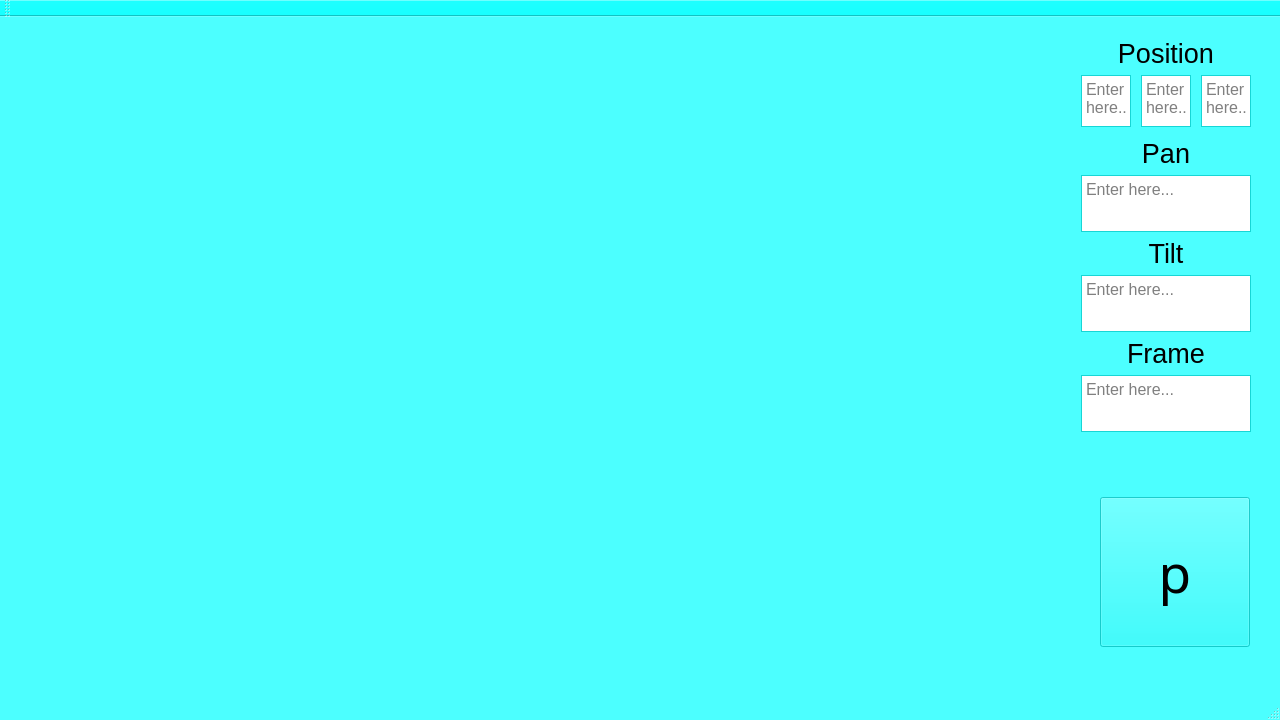
First picture: the form in FinalProjectChaos/MainUI.ui, repository FlyMilk1/Yordan_ChaosCamp, before the edit.
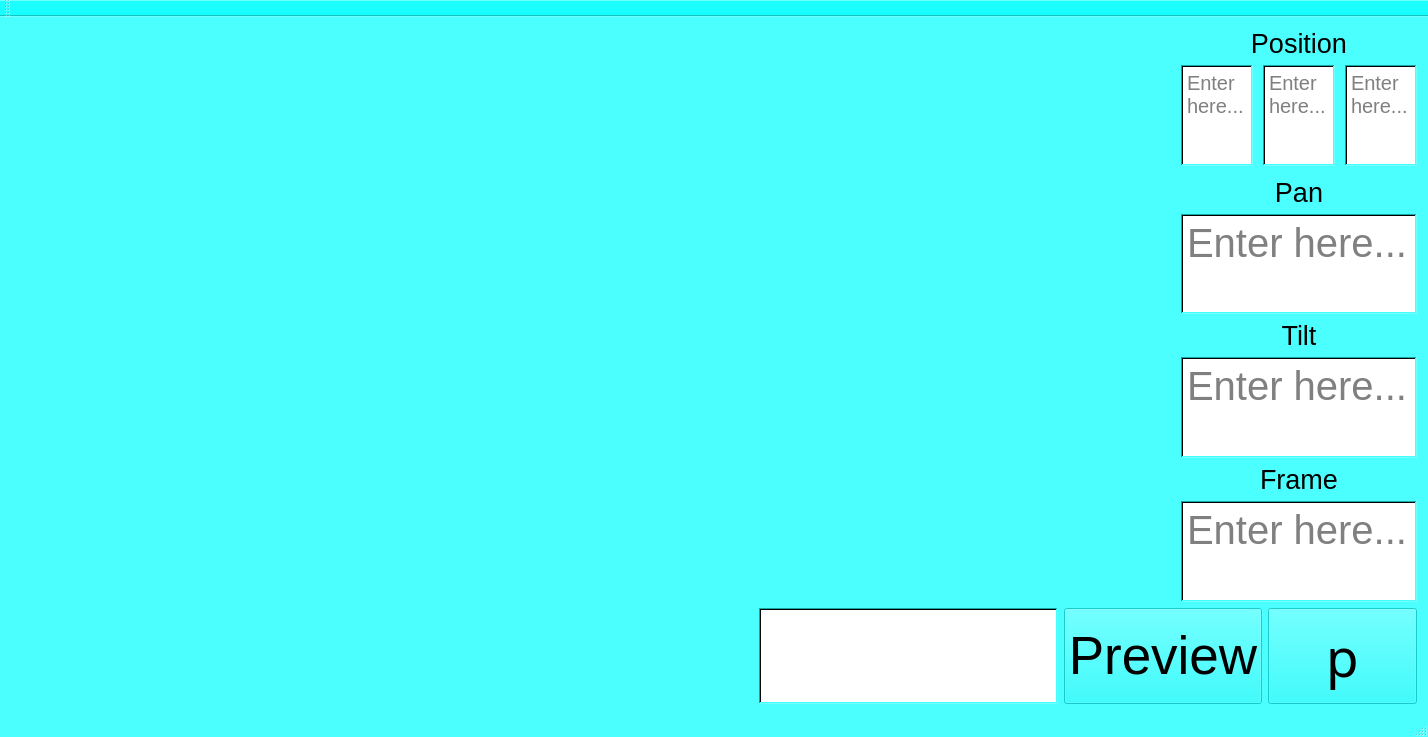
Second picture: the form after the edit.

Commit message: Added frame previewing and animation sequence generator to Final Project

Diff of the .ui file:
```diff
--- a/FinalProjectChaos/MainUI.ui
+++ b/FinalProjectChaos/MainUI.ui
@@ -6,10 +6,22 @@
    <rect>
     <x>0</x>
     <y>0</y>
-    <width>1280</width>
-    <height>720</height>
+    <width>1428</width>
+    <height>737</height>
    </rect>
   </property>
+  <property name="sizePolicy">
+   <sizepolicy hsizetype="Expanding" vsizetype="Expanding">
+    <horstretch>0</horstretch>
+    <verstretch>0</verstretch>
+   </sizepolicy>
+  </property>
+  <property name="minimumSize">
+   <size>
+    <width>0</width>
+    <height>737</height>
+   </size>
+  </property>
   <property name="palette">
    <palette>
     <active>
@@ -483,18 +495,47 @@
    <string>MainUI</string>
   </property>
   <widget class="QWidget" name="centralWidget">
-   <widget class="QWidget" name="verticalLayoutWidget">
-    <property name="geometry">
-     <rect>
-      <x>1070</x>
-      <y>10</y>
-      <width>192</width>
-      <height>418</height>
-     </rect>
-    </property>
+   <property name="enabled">
+    <bool>true</bool>
+   </property>
+   <property name="sizePolicy">
+    <sizepolicy hsizetype="Expanding" vsizetype="Expanding">
+     <horstretch>0</horstretch>
+     <verstretch>0</verstretch>
+    </sizepolicy>
+   </property>
+   <property name="layoutDirection">
+    <enum>Qt::LayoutDirection::LeftToRight</enum>
+   </property>
+   <property name="autoFillBackground">
+    <bool>false</bool>
+   </property>
+   <layout class="QVBoxLayout" name="verticalLayout_4" stretch="6,1">
+    <item>
+     <layout class="QHBoxLayout" name="horizontalLayout_5" stretch="5,1">
+      <property name="spacing">
+       <number>6</number>
+      </property>
+      <property name="sizeConstraint">
+       <enum>QLayout::SizeConstraint::SetMinimumSize</enum>
+      </property>
+      <item>
+       <widget class="QLabel" name="imageLabel">
+        <property name="sizePolicy">
+         <sizepolicy hsizetype="Expanding" vsizetype="Expanding">
+          <horstretch>0</horstretch>
+          <verstretch>0</verstretch>
+         </sizepolicy>
+        </property>
+        <property name="text">
+         <string/>
+        </property>
+       </widget>
+      </item>
+      <item>
     <layout class="QVBoxLayout" name="verticalLayout">
      <property name="sizeConstraint">
-      <enum>QLayout::SizeConstraint::SetDefaultConstraint</enum>
+         <enum>QLayout::SizeConstraint::SetMinimumSize</enum>
      </property>
      <item>
       <widget class="QLabel" name="label">
@@ -506,6 +547,12 @@
        <property name="autoFillBackground">
         <bool>false</bool>
        </property>
+          <property name="frameShape">
+           <enum>QFrame::Shape::NoFrame</enum>
+          </property>
+          <property name="frameShadow">
+           <enum>QFrame::Shadow::Raised</enum>
+          </property>
        <property name="text">
         <string>Position</string>
        </property>
@@ -532,12 +579,15 @@
         <widget class="QTextEdit" name="xPosComp">
          <property name="font">
           <font>
-           <pointsize>12</pointsize>
+              <pointsize>15</pointsize>
           </font>
          </property>
          <property name="cursor" stdset="0">
           <cursorShape>PointingHandCursor</cursorShape>
          </property>
+            <property name="frameShape">
+             <enum>QFrame::Shape::WinPanel</enum>
+            </property>
          <property name="placeholderText">
           <string>Enter here...</string>
          </property>
@@ -547,12 +597,15 @@
         <widget class="QTextEdit" name="yPosComp">
          <property name="font">
           <font>
-           <pointsize>12</pointsize>
+              <pointsize>15</pointsize>
           </font>
          </property>
          <property name="cursor" stdset="0">
           <cursorShape>PointingHandCursor</cursorShape>
          </property>
+            <property name="frameShape">
+             <enum>QFrame::Shape::WinPanel</enum>
+            </property>
          <property name="placeholderText">
           <string>Enter here...</string>
          </property>
@@ -562,12 +615,15 @@
         <widget class="QTextEdit" name="zPosComp">
          <property name="font">
           <font>
-           <pointsize>12</pointsize>
+              <pointsize>15</pointsize>
           </font>
          </property>
          <property name="cursor" stdset="0">
           <cursorShape>PointingHandCursor</cursorShape>
          </property>
+            <property name="frameShape">
+             <enum>QFrame::Shape::WinPanel</enum>
+            </property>
          <property name="placeholderText">
           <string>Enter here...</string>
          </property>
@@ -603,12 +659,15 @@
       <widget class="QTextEdit" name="panValue">
        <property name="font">
         <font>
-         <pointsize>12</pointsize>
+            <pointsize>30</pointsize>
         </font>
        </property>
        <property name="cursor" stdset="0">
         <cursorShape>PointingHandCursor</cursorShape>
        </property>
+          <property name="frameShape">
+           <enum>QFrame::Shape::WinPanel</enum>
+          </property>
        <property name="placeholderText">
         <string>Enter here...</string>
        </property>
@@ -642,12 +701,15 @@
       <widget class="QTextEdit" name="tiltValue">
        <property name="font">
         <font>
-         <pointsize>12</pointsize>
+            <pointsize>30</pointsize>
         </font>
        </property>
        <property name="cursor" stdset="0">
         <cursorShape>PointingHandCursor</cursorShape>
        </property>
+          <property name="frameShape">
+           <enum>QFrame::Shape::WinPanel</enum>
+          </property>
        <property name="placeholderText">
         <string>Enter here...</string>
        </property>
@@ -681,27 +743,109 @@
       <widget class="QTextEdit" name="frameValue">
        <property name="font">
         <font>
-         <pointsize>12</pointsize>
+            <pointsize>30</pointsize>
         </font>
        </property>
        <property name="cursor" stdset="0">
         <cursorShape>PointingHandCursor</cursorShape>
        </property>
+          <property name="frameShape">
+           <enum>QFrame::Shape::WinPanel</enum>
+          </property>
        <property name="placeholderText">
         <string>Enter here...</string>
        </property>
       </widget>
      </item>
     </layout>
-   </widget>
+      </item>
+     </layout>
+    </item>
+    <item>
+     <layout class="QHBoxLayout" name="horizontalLayout_4" stretch="5,2,1,1">
+      <property name="sizeConstraint">
+       <enum>QLayout::SizeConstraint::SetMaximumSize</enum>
+      </property>
+      <item>
+       <spacer name="horizontalSpacer">
+        <property name="orientation">
+         <enum>Qt::Orientation::Horizontal</enum>
+        </property>
+        <property name="sizeHint" stdset="0">
+         <size>
+          <width>40</width>
+          <height>20</height>
+         </size>
+        </property>
+       </spacer>
+      </item>
+      <item>
+       <widget class="QTextEdit" name="filePath">
+        <property name="sizePolicy">
+         <sizepolicy hsizetype="Expanding" vsizetype="Expanding">
+          <horstretch>0</horstretch>
+          <verstretch>0</verstretch>
+         </sizepolicy>
+        </property>
+        <property name="font">
+         <font>
+          <pointsize>30</pointsize>
+         </font>
+        </property>
+        <property name="frameShape">
+         <enum>QFrame::Shape::WinPanel</enum>
+        </property>
+        <property name="frameShadow">
+         <enum>QFrame::Shadow::Sunken</enum>
+        </property>
+       </widget>
+      </item>
+      <item>
+       <widget class="QPushButton" name="previewButton">
+        <property name="sizePolicy">
+         <sizepolicy hsizetype="Expanding" vsizetype="Expanding">
+          <horstretch>0</horstretch>
+          <verstretch>0</verstretch>
+         </sizepolicy>
+        </property>
+        <property name="font">
+         <font>
+          <family>Segoe UI</family>
+          <pointsize>40</pointsize>
+          <underline>false</underline>
+          <kerning>true</kerning>
+         </font>
+        </property>
+        <property name="cursor">
+         <cursorShape>PointingHandCursor</cursorShape>
+        </property>
+        <property name="toolTip">
+         <string>Adds frame info to animation</string>
+        </property>
+        <property name="styleSheet">
+         <string notr="true"/>
+        </property>
+        <property name="text">
+         <string>Preview</string>
+        </property>
+        <property name="autoDefault">
+         <bool>false</bool>
+        </property>
+        <property name="default">
+         <bool>false</bool>
+        </property>
+        <property name="flat">
+         <bool>false</bool>
+        </property>
+       </widget>
+      </item>
+      <item>
    <widget class="QPushButton" name="applyButton">
-    <property name="geometry">
-     <rect>
-      <x>1100</x>
-      <y>480</y>
-      <width>150</width>
-      <height>150</height>
-     </rect>
+        <property name="sizePolicy">
+         <sizepolicy hsizetype="Expanding" vsizetype="Expanding">
+          <horstretch>0</horstretch>
+          <verstretch>0</verstretch>
+         </sizepolicy>
     </property>
     <property name="font">
      <font>
@@ -722,6 +866,10 @@
      <string>p</string>
     </property>
    </widget>
+      </item>
+     </layout>
+    </item>
+   </layout>
   </widget>
   <widget class="QMenuBar" name="menuBar">
    <property name="geometry">
@@ -734,6 +882,9 @@
    </property>
   </widget>
   <widget class="QToolBar" name="mainToolBar">
+   <property name="enabled">
+    <bool>false</bool>
+   </property>
    <attribute name="toolBarArea">
     <enum>TopToolBarArea</enum>
    </attribute>
@@ -741,7 +892,11 @@
     <bool>false</bool>
    </attribute>
   </widget>
-  <widget class="QStatusBar" name="statusBar"/>
+  <widget class="QStatusBar" name="statusBar">
+   <property name="enabled">
+    <bool>false</bool>
+   </property>
+  </widget>
  </widget>
  <layoutdefault spacing="6" margin="11"/>
  <resources>
```
Left out of the diff: 5 changed lines with no effect on the pictures. Lines whose indentation alone changed are shown as unchanged. The commit also changes 16 other files.
